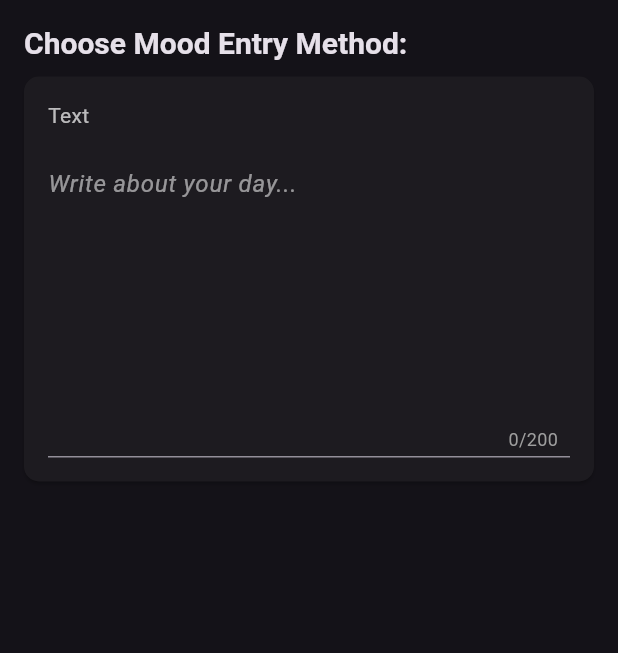
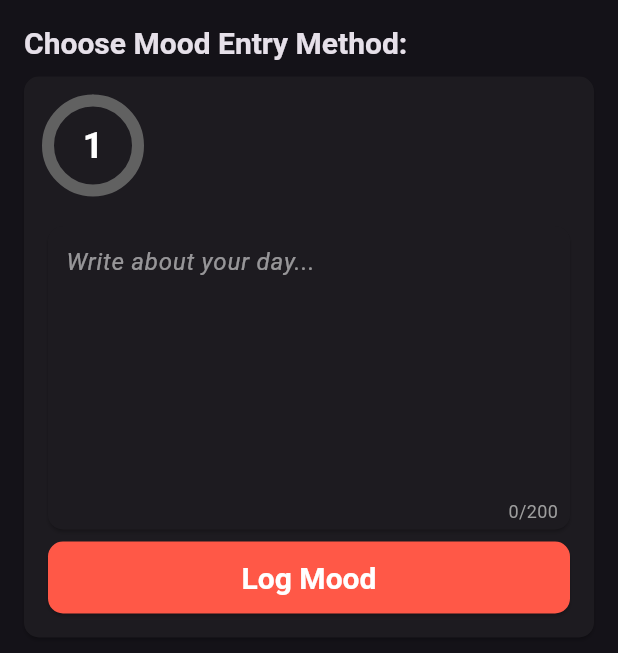
Before and after one commit to bhavya-l/MoodTracker, a Flutter app: the LogMoodScreen screen opened directly, on a phone screen of 412 x 824 dp. Shown: the top 653 px of the screen. Run offline on Flutter 3.47's test engine with Material 3 defaults, Android fonts, the phone set to English and light mode, and no system bars; our stand-ins replace sqflite; accounts and stored records are empty.

Commit message:
Rings UI Begun

```diff
--- /dev/null
+++ b/lib/core/ring.dart
@@ -0,0 +1,104 @@
+import 'package:flutter/material.dart';
+import 'dart:math' as math;
+
+class Ring extends StatefulWidget {
+  final int initialValue;
+  final ValueChanged<int>? onChanged;
+  final double size;
+
+  const Ring({
+    Key? key,
+    this.initialValue = 0,
+    this.onChanged,
+    this.size = 120.0,
+  }) : super(key: key);
+
+  @override
+  State<Ring> createState() => _RingState();
+}
+
+class _RingState extends State<Ring> {
+  late int _currentValue;
+
+  @override
+  void initState() {
+    super.initState();
+    _currentValue = widget.initialValue.clamp(1, 10);
+  }
+
+  void _updateValue(Offset localPosition) {
+    final center = Offset(widget.size / 2, widget.size / 2);
+    final angle = math.atan2(
+      localPosition.dy - center.dy,
+      localPosition.dx - center.dx,
+    );
+
+    double normalizedAngle = (angle + math.pi / 2) % (2 * math.pi);
+    if (normalizedAngle < 0) normalizedAngle += 2 * math.pi;
+
+    double progress = normalizedAngle / (2 * math.pi);
+
+    int newValue = ((progress * 9) + 1).round().clamp(1, 10);
+
+    if (newValue != _currentValue) {
+      setState(() {
+        _currentValue = newValue;
+      });
+      widget.onChanged?.call(_currentValue);
+    }
+  }
+
+  @override
+  Widget build(BuildContext context) {
+    double progress = (_currentValue - 1) / 9;
+
+    return GestureDetector(
+      onPanUpdate: (details) {
+        _updateValue(details.localPosition);
+      },
+      onTapDown: (details) {
+        _updateValue(details.localPosition);
+      },
+      child: SizedBox(
+        width: widget.size,
+        height: widget.size,
+        child: Stack(
+          alignment: Alignment.center,
+          children: [
+            SizedBox(
+              width: widget.size,
+              height: widget.size,
+              child: CircularProgressIndicator(
+                strokeCap: StrokeCap.round,
+                value: 1.0,
+                strokeWidth: 8,
+                valueColor: AlwaysStoppedAnimation<Color>(Colors.grey[700]!),
+                backgroundColor: Colors.transparent,
+              ),
+            ),
+            SizedBox(
+              width: widget.size,
+              height: widget.size,
+              child: CircularProgressIndicator(
+                value: progress,
+                strokeWidth: 8,
+                valueColor: const AlwaysStoppedAnimation<Color>(
+                  Color(0xFF4CAF50),
+                ),
+                backgroundColor: Colors.transparent,
+              ),
+            ),
+            Text(
+              _currentValue.toString(),
+              style: const TextStyle(
+                fontSize: 24,
+                fontWeight: FontWeight.bold,
+                color: Colors.white,
+              ),
+            ),
+          ],
+        ),
+      ),
+    );
+  }
+}
--- a/lib/core/text_box.dart
+++ b/lib/core/text_box.dart
@@ -29,6 +29,7 @@ class _JournalBoxState extends State<JournalBox> {
             maxLines: null,
             expands: true,
             decoration: const InputDecoration(
+              border: InputBorder.none,
               fillColor: const Color(0xff333333),
               hintText: "Write about your day...",
               hintStyle: const TextStyle(
@@ -36,6 +37,12 @@ class _JournalBoxState extends State<JournalBox> {
                 fontStyle: FontStyle.italic,
               ),
               counterText: "",
+              contentPadding: const EdgeInsets.only(
+                left: 12, // padding for hint/start text
+                top: 12,
+                right: 40, // leave room so counter doesn’t overlap
+                bottom: 28,
+              ),
             ),
           ),
           Positioned(
--- a/lib/core/themes.dart
+++ b/lib/core/themes.dart
@@ -2,7 +2,6 @@ import 'package:flutter/material.dart';
 
 final ThemeData darkTheme = ThemeData(
   brightness: Brightness.dark,
-
   // Backgrounds
   cardColor: const Color(0xff262626),
   // AppBar
--- a/lib/features/create/log_mood_screen.dart
+++ b/lib/features/create/log_mood_screen.dart
@@ -3,6 +3,7 @@ import 'package:moodtracker/db/database_helper.dart';
 import 'package:moodtracker/models/reading.dart';
 import 'package:intl/intl.dart';
 import 'package:moodtracker/core/text_box.dart';
+import 'package:moodtracker/core/ring.dart';
 
 class LogMoodScreen extends StatelessWidget {
   @override
@@ -31,9 +32,35 @@ class LogMoodScreen extends StatelessWidget {
                   padding: const EdgeInsets.all(16.0),
                   child: Column(
                     children: [
-                      Row(children: [Text("Text")]),
+                      Row(
+                        children: [
+                          Ring(
+                            initialValue: 0,
+                            size: 60,
+                            onChanged: (value) {},
+                          ),
+                        ],
+                      ),
                       const SizedBox(height: 16),
-                      JournalBox(),
+                      Card(child: JournalBox()),
+                      ElevatedButton(
+                        onPressed: () async {
+                          await _createReading();
+                        },
+                        style: ElevatedButton.styleFrom(
+                          backgroundColor: const Color(0xFFff5847),
+                          foregroundColor: Colors.white,
+                          minimumSize: const Size(double.infinity, 48),
+                          shape: RoundedRectangleBorder(
+                            borderRadius: BorderRadius.circular(10),
+                          ),
+                          textStyle: const TextStyle(
+                            fontSize: 20,
+                            fontWeight: FontWeight.w700,
+                          ),
+                        ),
+                        child: const Text("Log Mood"),
+                      ),
                     ],
                   ),
                 ),
```
